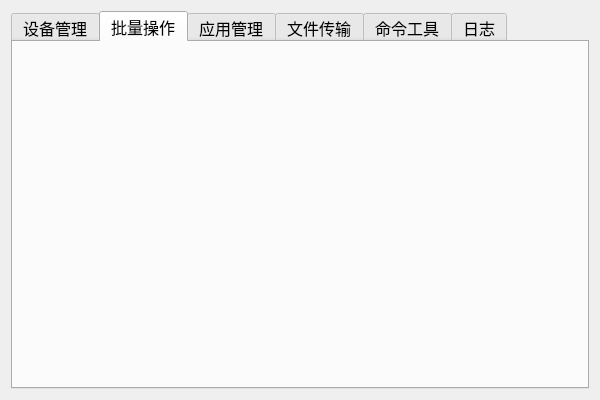
The window that AdbHelperTool/AdbHelperTool.ui (99a5/AdbTool) describes before a commit, drawn with Qt 5.
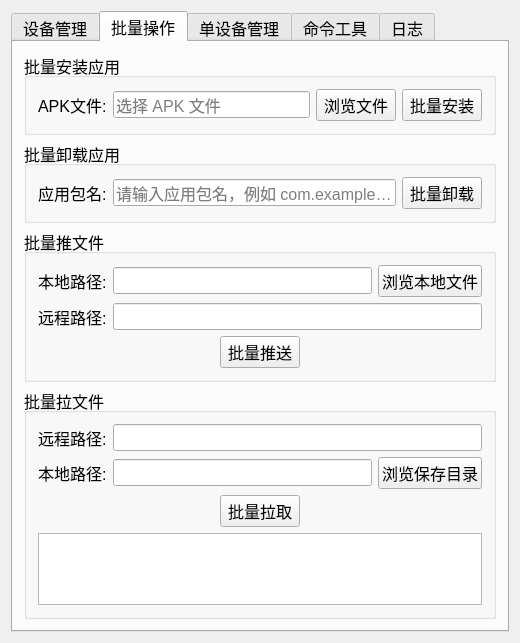
The same window after the commit. The open tabs and pages were chosen to show the change.

Commit message: 1、添加全选、单选、取消全选、重启设备、批量操作等功能

Diff of the .ui file:
```diff
--- a/AdbHelperTool/AdbHelperTool.ui
+++ b/AdbHelperTool/AdbHelperTool.ui
@@ -6,8 +6,8 @@
    <rect>
     <x>0</x>
     <y>0</y>
-    <width>600</width>
-    <height>400</height>
+    <width>520</width>
+    <height>585</height>
    </rect>
   </property>
   <property name="windowTitle">
@@ -246,15 +246,257 @@
        <attribute name="title">
         <string>批量操作</string>
        </attribute>
+       <layout class="QVBoxLayout" name="verticalLayout_3">
+        <item>
+         <widget class="QGroupBox" name="groupBox">
+          <property name="title">
+           <string>批量安装应用</string>
+          </property>
+          <layout class="QHBoxLayout" name="horizontalLayout_5">
+           <item>
+            <widget class="QLabel" name="label_5">
+             <property name="text">
+              <string>APK文件:</string>
+             </property>
+            </widget>
+           </item>
+           <item>
+            <widget class="QLineEdit" name="leApkPath">
+             <property name="placeholderText">
+              <string>选择 APK 文件</string>
+             </property>
+            </widget>
+           </item>
+           <item>
+            <widget class="QPushButton" name="btnBrowseApk">
+             <property name="text">
+              <string>浏览文件</string>
+             </property>
+            </widget>
+           </item>
+           <item>
+            <widget class="QPushButton" name="btnBatchInstall">
+             <property name="text">
+              <string>批量安装</string>
+             </property>
+            </widget>
+           </item>
+          </layout>
+         </widget>
+        </item>
+        <item>
+         <widget class="QGroupBox" name="groupBox_2">
+          <property name="title">
+           <string>批量卸载应用</string>
+          </property>
+          <layout class="QHBoxLayout" name="horizontalLayout_7">
+           <item>
+            <widget class="QLabel" name="label_6">
+             <property name="text">
+              <string>应用包名:</string>
+             </property>
+            </widget>
+           </item>
+           <item>
+            <widget class="QLineEdit" name="lePackageName">
+             <property name="placeholderText">
+              <string>请输入应用包名，例如 com.example.test</string>
+             </property>
+            </widget>
+           </item>
+           <item>
+            <widget class="QPushButton" name="btnBatchUninstall">
+             <property name="text">
+              <string>批量卸载</string>
+             </property>
+            </widget>
+           </item>
+          </layout>
+         </widget>
+        </item>
+        <item>
+         <widget class="QGroupBox" name="groupBox_3">
+          <property name="title">
+           <string>批量推文件</string>
+          </property>
+          <layout class="QVBoxLayout" name="verticalLayout_4">
+           <item>
+            <layout class="QHBoxLayout" name="horizontalLayout_6">
+             <item>
+              <widget class="QLabel" name="label_7">
+               <property name="text">
+                <string>本地路径:</string>
+               </property>
+              </widget>
+             </item>
+             <item>
+              <widget class="QLineEdit" name="pushLocalFileEdit"/>
+             </item>
+             <item>
+              <widget class="QPushButton" name="pushLocalFileBth">
+               <property name="text">
+                <string>浏览本地文件</string>
+               </property>
+              </widget>
+             </item>
+            </layout>
+           </item>
+           <item>
+            <layout class="QHBoxLayout" name="horizontalLayout_8">
+             <item>
+              <widget class="QLabel" name="label_8">
+               <property name="text">
+                <string>远程路径:</string>
+               </property>
+              </widget>
+             </item>
+             <item>
+              <widget class="QLineEdit" name="pushRemotFileEdit"/>
+             </item>
+            </layout>
+           </item>
+           <item>
+            <layout class="QHBoxLayout" name="horizontalLayout_11">
+             <item>
+              <spacer name="horizontalSpacer_4">
+               <property name="orientation">
+                <enum>Qt::Horizontal</enum>
+               </property>
+               <property name="sizeHint" stdset="0">
+                <size>
+                 <width>40</width>
+                 <height>20</height>
+                </size>
+               </property>
+              </spacer>
+             </item>
+             <item>
+              <widget class="QPushButton" name="batchPushFileBth">
+               <property name="text">
+                <string>批量推送</string>
+               </property>
+              </widget>
+             </item>
+             <item>
+              <spacer name="horizontalSpacer_3">
+               <property name="orientation">
+                <enum>Qt::Horizontal</enum>
+               </property>
+               <property name="sizeHint" stdset="0">
+                <size>
+                 <width>40</width>
+                 <height>20</height>
+                </size>
+               </property>
+              </spacer>
+             </item>
+            </layout>
+           </item>
+          </layout>
+         </widget>
+        </item>
+        <item>
+         <widget class="QGroupBox" name="groupBox_4">
+          <property name="title">
+           <string>批量拉文件</string>
+          </property>
+          <layout class="QVBoxLayout" name="verticalLayout_5">
+           <item>
+            <layout class="QHBoxLayout" name="horizontalLayout_9">
+             <item>
+              <widget class="QLabel" name="label_10">
+               <property name="text">
+                <string>远程路径:</string>
+               </property>
+              </widget>
+             </item>
+             <item>
+              <widget class="QLineEdit" name="pullRemotFileEdit"/>
+             </item>
+            </layout>
+           </item>
+           <item>
+            <layout class="QHBoxLayout" name="horizontalLayout_10">
+             <item>
+              <widget class="QLabel" name="label_9">
+               <property name="text">
+                <string>本地路径:</string>
+               </property>
+              </widget>
+             </item>
+             <item>
+              <widget class="QLineEdit" name="pullLocalFileEdit"/>
+             </item>
+             <item>
+              <widget class="QPushButton" name="pullLocalFileBth">
+               <property name="text">
+                <string>浏览保存目录</string>
+               </property>
+              </widget>
+             </item>
+            </layout>
+           </item>
+           <item>
+            <layout class="QHBoxLayout" name="horizontalLayout_12">
+             <item>
+              <spacer name="horizontalSpacer_6">
+               <property name="orientation">
+                <enum>Qt::Horizontal</enum>
+               </property>
+               <property name="sizeHint" stdset="0">
+                <size>
+                 <width>40</width>
+                 <height>20</height>
+                </size>
+               </property>
+              </spacer>
+             </item>
+             <item>
+              <widget class="QPushButton" name="batchPullFileBth">
+               <property name="text">
+                <string>批量拉取</string>
+               </property>
+              </widget>
+             </item>
+             <item>
+              <spacer name="horizontalSpacer_5">
+               <property name="orientation">
+                <enum>Qt::Horizontal</enum>
+               </property>
+               <property name="sizeHint" stdset="0">
+                <size>
+                 <width>40</width>
+                 <height>20</height>
+                </size>
+               </property>
+              </spacer>
+             </item>
+            </layout>
+           </item>
+           <item>
+            <widget class="QTextEdit" name="progressEdit"/>
+           </item>
+           <item>
+            <spacer name="verticalSpacer">
+             <property name="orientation">
+              <enum>Qt::Vertical</enum>
+             </property>
+             <property name="sizeHint" stdset="0">
+              <size>
+               <width>20</width>
+               <height>40</height>
+              </size>
+             </property>
+            </spacer>
+           </item>
+          </layout>
+         </widget>
+        </item>
+       </layout>
       </widget>
       <widget class="QWidget" name="appManagementPage">
        <attribute name="title">
-        <string>应用管理</string>
-       </attribute>
-      </widget>
-      <widget class="QWidget" name="fileInputPage">
-       <attribute name="title">
-        <string>文件传输</string>
+        <string>单设备管理</string>
        </attribute>
       </widget>
       <widget class="QWidget" name="commandToolPage">
```
Left out of the diff: 4 changed lines with no effect on the pictures. The commit also changes 4 other files.
